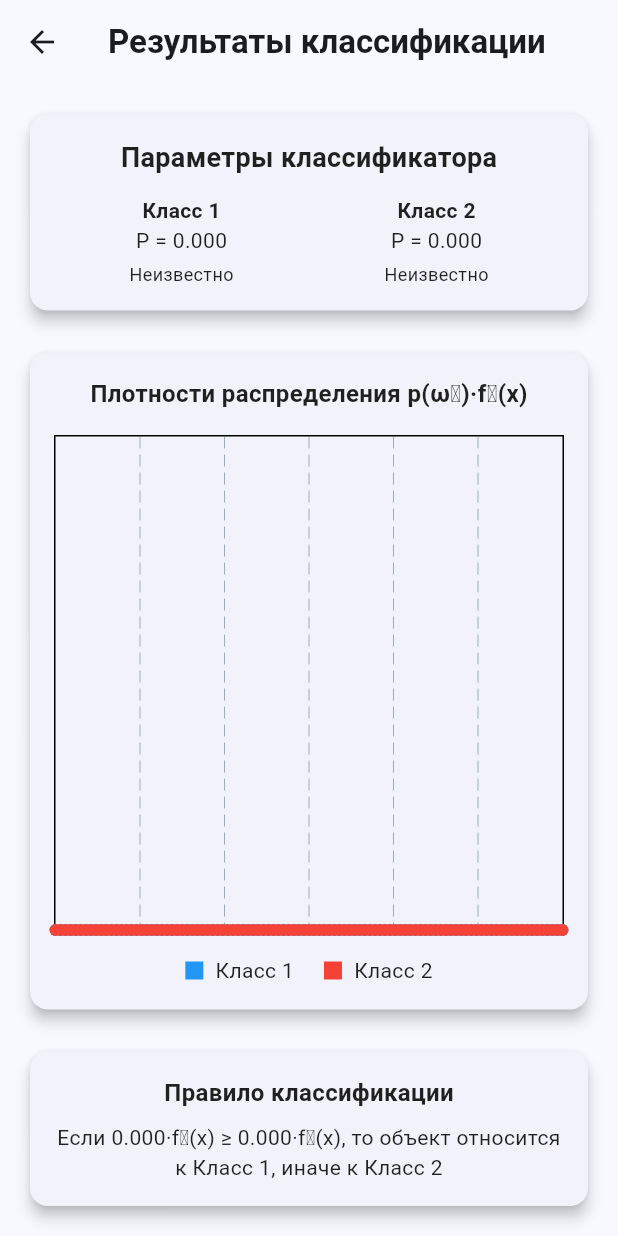
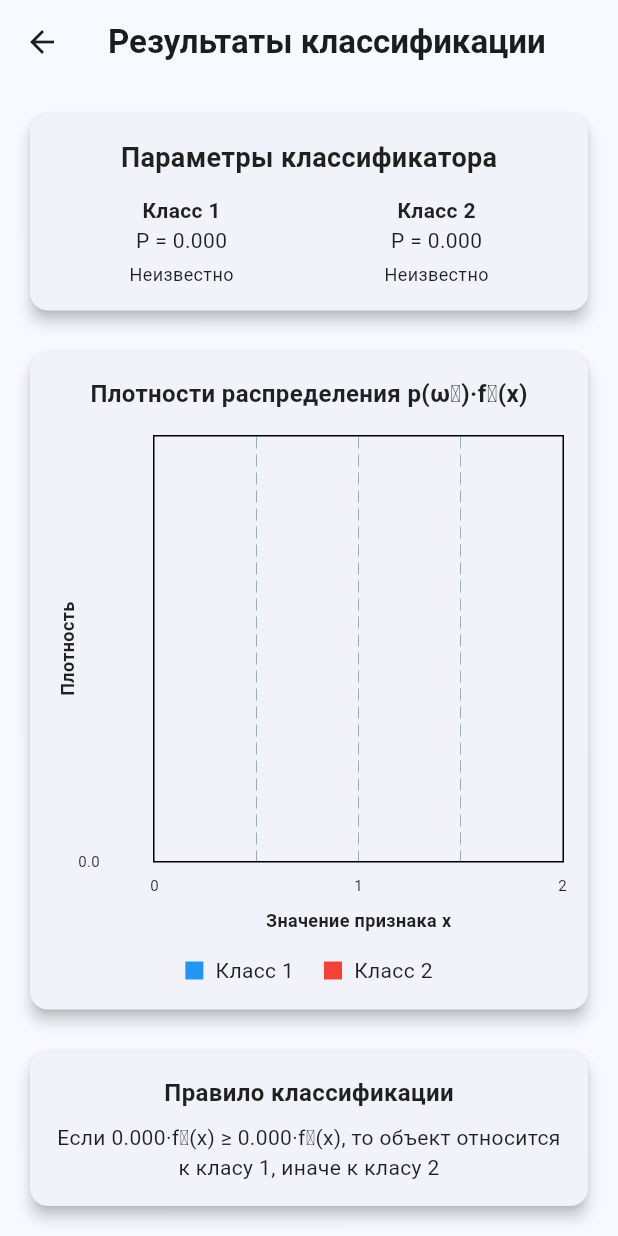
Before and after one commit to dankartmen/stats_master, a Flutter app: the BayesianResultsScreen screen opened directly with empty values, on a phone screen of 412 x 824 dp. Run offline on Flutter 3.47's test engine with Material 3 defaults, Android fonts, the phone set to English and light mode, and no system bars; drawn by our look-alikes of fl_chart; our stand-ins replace equatable, flutter_bloc.

Commit message:
refactor:: улучшение отображения плотностей в BayesianResultsScreen
- Изменена генерация точек в _generateUniformPoints.  Добавлены явные ступенчатые точки (от 0 до a, вертикаль к density, горизонталь к b, вертикаль к 0), чтобы избежать "трапеции" и создать четкий прямоугольник.

```diff
--- a/lib/screens/bayesian_results_screen.dart
+++ b/lib/screens/bayesian_results_screen.dart
@@ -96,21 +96,7 @@
             ),
             const SizedBox(height: 16),
             Expanded(
-              child: LineChart(
-                LineChartData(
-                  gridData: const FlGridData(show: true),
-                  titlesData: const FlTitlesData(show: false),
-                  borderData: FlBorderData(show: true),
-                  lineBarsData: [
-                    _buildDensityLine(1, Colors.blue),
-                    _buildDensityLine(2, Colors.red),
-                  ],
-                  minX: _getMinX(),
-                  maxX: _getMaxX(),
-                  minY: 0,
-                  maxY: _getMaxY(),
-                ),
-              ),
+              child: _buildCombinedChart(),
             ),
             const SizedBox(height: 16),
             _buildLegend(),
@@ -120,24 +106,121 @@
     );
   }
 
-  LineChartBarData _buildDensityLine(int classNumber, Color color) {
-    final isClass1 = classNumber == 1;
-    final params = isClass1 ? classifier.class1 : classifier.class2;
-    final probability = isClass1 ? classifier.p1 : classifier.p2;
+  Widget _buildCombinedChart() {
+    final minX = _getMinX();
+    final maxX = _getMaxX();
+    final maxY = _getMaxY();
 
-    final spots = _generateDensityPoints(params, probability);
+    // Line for class 1 (blue)
+    final class1Spots = _generateSpotsForClass(classifier.class1, classifier.p1);
+    final class1IsCurved = classifier.class1 is NormalParameters;
+    final class1Fill = classifier.class1 is! NormalParameters; // Fill for uniform
 
-    return LineChartBarData(
-      spots: spots,
-      isCurved: true,
-      color: color,
-      barWidth: 2,
-      isStrokeCapRound: true,
-      belowBarData: BarAreaData(show: false),
+    // Line for class 2 (red)
+    final class2Spots = _generateSpotsForClass(classifier.class2, classifier.p2);
+    final class2IsCurved = classifier.class2 is NormalParameters;
+    final class2Fill = classifier.class2 is! NormalParameters; // Fill for uniform
+
+    return LineChart(
+      LineChartData(
+        gridData: const FlGridData(show: true),
+        titlesData: FlTitlesData(
+          leftTitles: AxisTitles(
+            sideTitles: SideTitles(
+              showTitles: true,
+              reservedSize: 50,
+              interval: maxY / 5,
+              getTitlesWidget: (value, meta) {
+                return Padding(
+                  padding: const EdgeInsets.only(right: 8.0),
+                  child: Text(
+                    '${value.toStringAsFixed(1)}',
+                    style: const TextStyle(fontSize: 10),
+                  ),
+                );
+              },
+            ),
+            axisNameWidget: const Text(
+              'Плотность',
+              style: TextStyle(fontSize: 12, fontWeight: FontWeight.bold),
+            ),
+          ),
+          bottomTitles: AxisTitles(
+            sideTitles: SideTitles(
+              showTitles: true,
+              reservedSize: 30,
+              interval: 1.0,
+              getTitlesWidget: (value, meta) {
+                return Padding(
+                  padding: const EdgeInsets.only(top: 8.0),
+                  child: Text(
+                    '${value.toInt()}',
+                    style: const TextStyle(fontSize: 10),
+                  ),
+                );
+              },
+            ),
+            axisNameWidget: const Text(
+              'Значение признака x',
+              style: TextStyle(fontSize: 12, fontWeight: FontWeight.bold),
+            ),
+          ),
+          topTitles: const AxisTitles(
+            sideTitles: SideTitles(showTitles: false),
+          ),
+          rightTitles: const AxisTitles(
+            sideTitles: SideTitles(showTitles: false),
+          ),
+        ),
+        borderData: FlBorderData(show: true),
+        lineBarsData: [
+          // Класс 1 (синий цвет)
+          LineChartBarData(
+            spots: class1Spots,
+            isCurved: class1IsCurved,
+            color: Colors.blue,
+            barWidth: 3,
+            isStrokeCapRound: true,
+            belowBarData: class1Fill
+                ? BarAreaData(
+                    show: true,
+                    color: Colors.blue.withOpacity(0.3),
+                  )
+                : BarAreaData(show: false),
+          ),
+          // Класс 2 (красный цвет)
+          LineChartBarData(
+            spots: class2Spots,
+            isCurved: class2IsCurved,
+            color: Colors.red,
+            barWidth: 3,
+            isStrokeCapRound: true,
+            belowBarData: class2Fill
+                ? BarAreaData(
+                    show: true,
+                    color: Colors.red.withOpacity(0.3),
+                  )
+                : BarAreaData(show: false),
+          ),
+        ],
+        minX: minX,
+        maxX: maxX,
+        minY: 0,
+        maxY: maxY,
+      ),
     );
   }
 
-  List<FlSpot> _generateDensityPoints(DistributionParameters params, double probability) {
+  List<FlSpot> _generateSpotsForClass(DistributionParameters params, double probability) {
+    if (params is NormalParameters) {
+      return _generateNormalPoints(params, probability);
+    } else if (params is UniformParameters) {
+      return _generateUniformPoints(params, probability);
+    }
+    return [];
+  }
+
+  List<FlSpot> _generateNormalPoints(NormalParameters params, double probability) {
     final spots = <FlSpot>[];
     final minX = _getMinX();
     final maxX = _getMaxX();
@@ -145,9 +228,26 @@
 
     for (int i = 0; i <= steps; i++) {
       final x = minX + (maxX - minX) * i / steps;
-      final density = _calculateDensity(params, x) * probability;
+      final density = _normalDensity(x, params.m, params.sigma) * probability;
       spots.add(FlSpot(x, density));
     }
+
+    return spots;
+  }
+
+  List<FlSpot> _generateUniformPoints(UniformParameters params, double probability) {
+    final minX = _getMinX();
+    final maxX = _getMaxX();
+    final density = (1 / (params.b - params.a)) * probability;
+
+    final spots = <FlSpot>[
+      FlSpot(minX, 0),
+      FlSpot(params.a, 0),
+      FlSpot(params.a, density),
+      FlSpot(params.b, density),
+      FlSpot(params.b, 0),
+      FlSpot(maxX, 0),
+    ];
 
     return spots;
   }
@@ -160,25 +260,26 @@
     };
   }
 
+  double _uniformDensity(double x, double a, double b) {
+    // Для равномерного распределения плотность постоянна на интервале [a, b] и равна 0 вне его
+    return (x >= a && x <= b) ? 1 / (b - a) : 0;
+  }
+
   double _normalDensity(double x, double m, double sigma) {
     final exponent = -0.5 * pow((x - m) / sigma, 2);
     return (1 / (sigma * sqrt(2 * 3.1415926535))) * exp(exponent);
   }
 
-  double _uniformDensity(double x, double a, double b) {
-    return (x >= a && x <= b) ? 1 / (b - a) : 0;
-  }
-
   double _getMinX() {
     final min1 = _getDistributionMin(classifier.class1);
     final min2 = _getDistributionMin(classifier.class2);
-    return (min(min1, min2) - 1).clamp(-10.0, 10.0); // Ограничиваем диапазон
+    return min(min1, min2).clamp(0.0, 10.0); // Для U(3,5) и N(5,1) min = 2
   }
 
   double _getMaxX() {
     final max1 = _getDistributionMax(classifier.class1);
     final max2 = _getDistributionMax(classifier.class2);
-    return (max(max1, max2) + 1).clamp(-10.0, 15.0); // Ограничиваем диапазон
+    return (max(max1, max2) + 1).clamp(0.0, 10.0); // Для U(3,5) и N(5,1) max = 9
   }
 
   double _getDistributionMin(DistributionParameters params) {
@@ -251,7 +352,7 @@
             const SizedBox(height: 8),
             Text(
               'Если ${classifier.p1.toStringAsFixed(3)}·f₁(x) ≥ ${classifier.p2.toStringAsFixed(3)}·f₂(x), '
-              'то объект относится к ${classifier.class1Name}, иначе к ${classifier.class2Name}',
+              'то объект относится к ${classifier.class1Name.replaceAll('ый', 'ому').replaceAll('сс', 'су').toLowerCase()}, иначе к ${classifier.class2Name.replaceAll('ый', 'ому').replaceAll('сс', 'су').toLowerCase()}',
               textAlign: TextAlign.center,
               style: const TextStyle(fontSize: 14),
             ),
```
